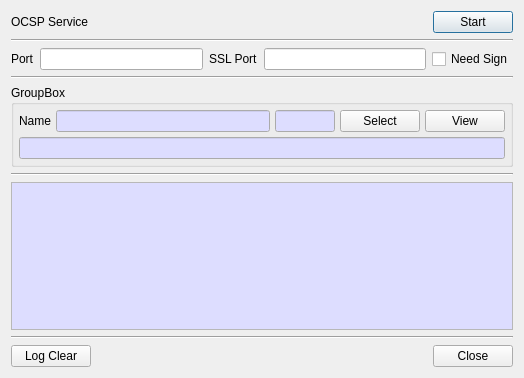
jykim74/CertMan, file CertMan/ocsp_service_dlg.ui: the form before one commit.
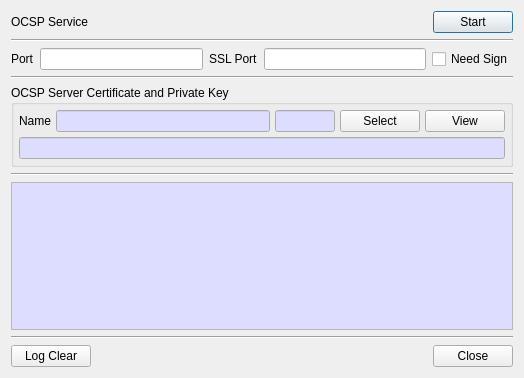
The form after the commit.

```diff
--- a/CertMan/ocsp_service_dlg.ui
+++ b/CertMan/ocsp_service_dlg.ui
@@ -93,7 +93,7 @@
    <item>
     <widget class="QGroupBox" name="groupBox">
      <property name="title">
-      <string>GroupBox</string>
+      <string>OCSP Server Certificate and Private Key</string>
      </property>
      <layout class="QVBoxLayout" name="verticalLayout_2">
       <property name="spacing">
```
